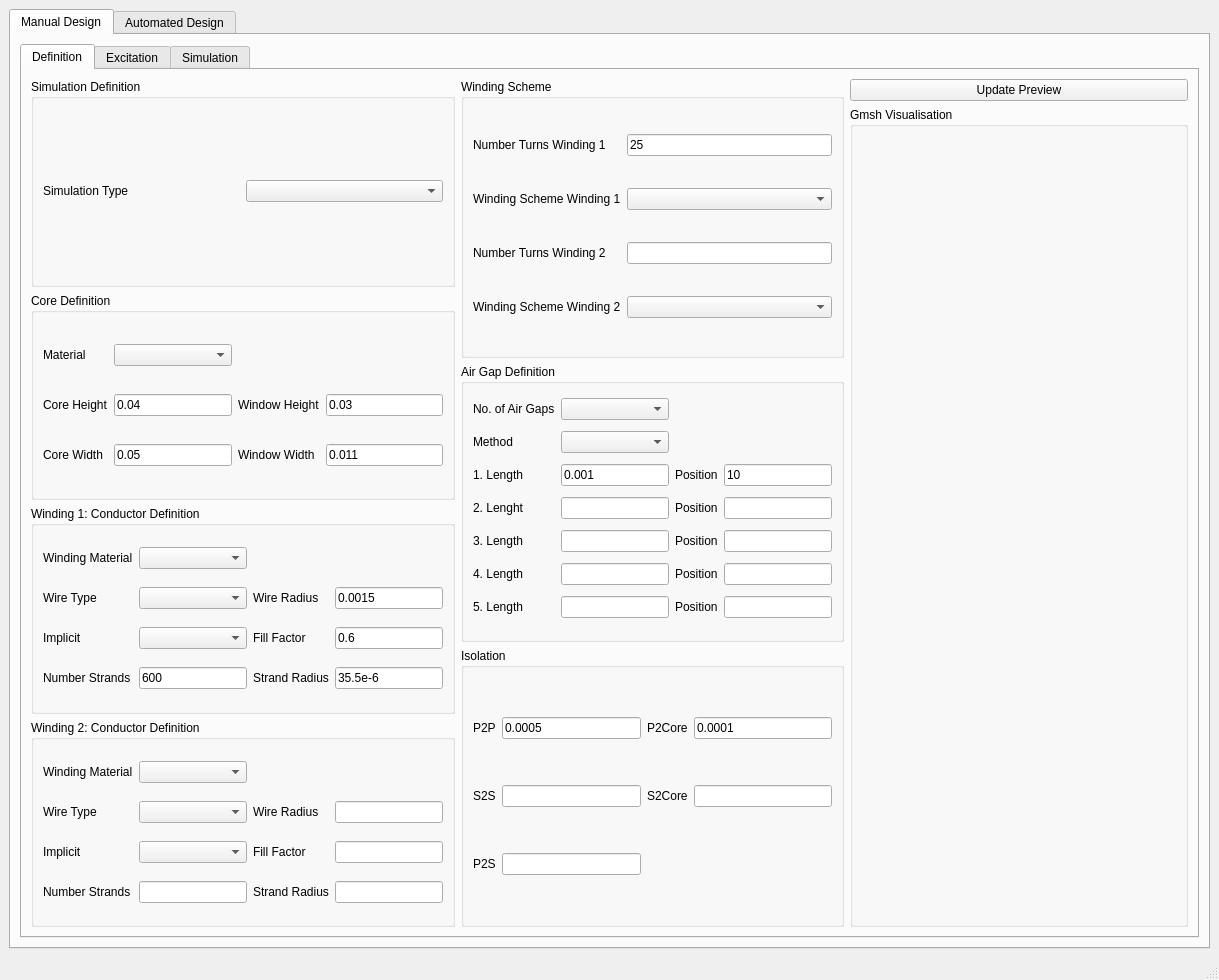
Old version of the form gui/femmt_gui.ui in the repository upb-lea/FEM_Magnetics_Toolbox.
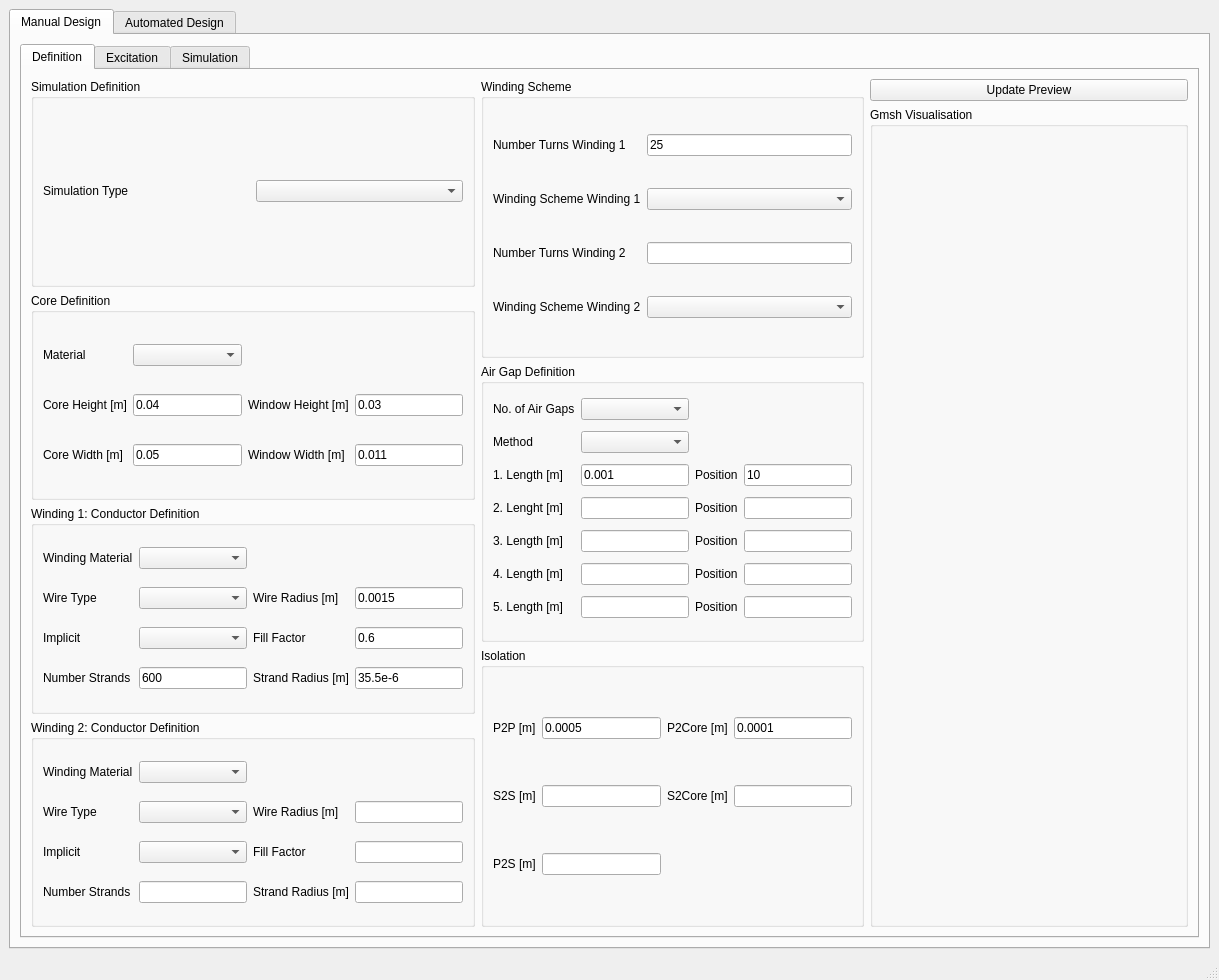
New version of the form.

Commit message: add units to labels

Diff of the .ui file:
```diff
--- a/gui/femmt_gui.ui
+++ b/gui/femmt_gui.ui
@@ -67,14 +67,14 @@
                    <item row="6" column="0">
                     <widget class="QLabel" name="label_4">
                      <property name="text">
-                      <string>Core Width</string>
+                      <string>Core Width [m]</string>
                      </property>
                     </widget>
                    </item>
                    <item row="4" column="2">
                     <widget class="QLabel" name="label_6">
                      <property name="text">
-                      <string>Window Height</string>
+                      <string>Window Height [m]</string>
                      </property>
                     </widget>
                    </item>
@@ -88,7 +88,7 @@
                    <item row="6" column="2">
                     <widget class="QLabel" name="label_7">
                      <property name="text">
-                      <string>Window Width</string>
+                      <string>Window Width [m]</string>
                      </property>
                     </widget>
                    </item>
@@ -116,7 +116,7 @@
                    <item row="4" column="0">
                     <widget class="QLabel" name="label_3">
                      <property name="text">
-                      <string>Core Height</string>
+                      <string>Core Height [m]</string>
                      </property>
                     </widget>
                    </item>
@@ -142,7 +142,7 @@
                    <item row="1" column="2">
                     <widget class="QLabel" name="label_9">
                      <property name="text">
-                      <string>Wire Radius</string>
+                      <string>Wire Radius [m]</string>
                      </property>
                     </widget>
                    </item>
@@ -180,7 +180,7 @@
                    <item row="3" column="2">
                     <widget class="QLabel" name="label_61">
                      <property name="text">
-                      <string>Strand Radius</string>
+                      <string>Strand Radius [m]</string>
                      </property>
                     </widget>
                    </item>
@@ -237,14 +237,14 @@
                    <item row="3" column="2">
                     <widget class="QLabel" name="label_60">
                      <property name="text">
-                      <string>Strand Radius</string>
+                      <string>Strand Radius [m]</string>
                      </property>
                     </widget>
                    </item>
                    <item row="1" column="2">
                     <widget class="QLabel" name="label_16">
                      <property name="text">
-                      <string>Wire Radius</string>
+                      <string>Wire Radius [m]</string>
                      </property>
                     </widget>
                    </item>
@@ -376,7 +376,7 @@
                    <item row="4" column="0">
                     <widget class="QLabel" name="label_65">
                      <property name="text">
-                      <string>3. Length</string>
+                      <string>3. Length [m]</string>
                      </property>
                     </widget>
                    </item>
@@ -404,7 +404,7 @@
                    <item row="2" column="0">
                     <widget class="QLabel" name="label_67">
                      <property name="text">
-                      <string>1. Length</string>
+                      <string>1. Length [m]</string>
                      </property>
                     </widget>
                    </item>
@@ -420,7 +420,7 @@
                    <item row="5" column="0">
                     <widget class="QLabel" name="label_64">
                      <property name="text">
-                      <string>4. Length</string>
+                      <string>4. Length [m]</string>
                      </property>
                     </widget>
                    </item>
@@ -454,7 +454,7 @@
                    <item row="3" column="0">
                     <widget class="QLabel" name="label_66">
                      <property name="text">
-                      <string>2. Lenght</string>
+                      <string>2. Lenght [m]</string>
                      </property>
                     </widget>
                    </item>
@@ -477,7 +477,7 @@
                    <item row="6" column="0">
                     <widget class="QLabel" name="label_72">
                      <property name="text">
-                      <string>5. Length</string>
+                      <string>5. Length [m]</string>
                      </property>
                     </widget>
                    </item>
@@ -510,7 +510,7 @@
                    <item row="0" column="0">
                     <widget class="QLabel" name="label_53">
                      <property name="text">
-                      <string>P2P</string>
+                      <string>P2P [m]</string>
                      </property>
                     </widget>
                    </item>
@@ -531,7 +531,7 @@
                    <item row="0" column="2">
                     <widget class="QLabel" name="label_54">
                      <property name="text">
-                      <string>P2Core</string>
+                      <string>P2Core [m]</string>
                      </property>
                     </widget>
                    </item>
@@ -547,21 +547,21 @@
                    <item row="1" column="0">
                     <widget class="QLabel" name="label_55">
                      <property name="text">
-                      <string>S2S</string>
+                      <string>S2S [m]</string>
                      </property>
                     </widget>
                    </item>
                    <item row="1" column="2">
                     <widget class="QLabel" name="label_56">
                      <property name="text">
-                      <string>S2Core</string>
+                      <string>S2Core [m]</string>
                      </property>
                     </widget>
                    </item>
                    <item row="2" column="0">
                     <widget class="QLabel" name="label_57">
                      <property name="text">
-                      <string>P2S</string>
+                      <string>P2S [m]</string>
                      </property>
                     </widget>
                    </item>
```
The commit also changes 1 other file.
